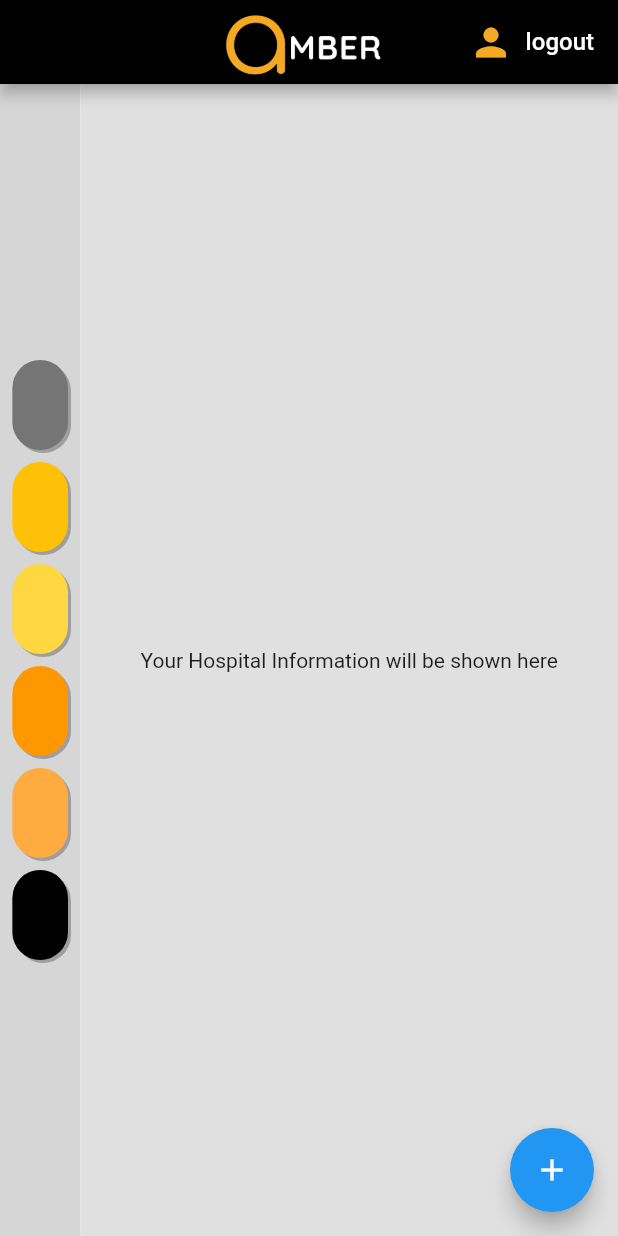
After one commit to Nischal77/amber_Hospital, a Flutter app: the screen it shows once a user with an empty profile is signed in, on a phone screen of 412 x 824 dp. The commit adds this screen. Run offline on Flutter 3.47's test engine with Material 2 defaults, Android fonts, the phone set to English and light mode, and no system bars; our stand-ins replace animated_text_kit, firebase_auth; accounts and stored records are empty.

Commit message:
main scenes

```diff
--- a/lib/auth_screens/welcome.dart
+++ b/lib/auth_screens/welcome.dart
@@ -14,6 +14,7 @@ class Welcome extends StatelessWidget {
           ),
           SizedBox(height: MediaQuery.of(context).size.height * 0.5),
           Container(
+              constraints: BoxConstraints(maxWidth: 500),
               decoration: BoxDecoration(
                   color: Color(0xfff4a925),
                   borderRadius: BorderRadius.circular(10)),
@@ -32,7 +33,7 @@ class Welcome extends StatelessWidget {
           FlatButton(
             onPressed: () {
               //go directly to list of ambulance
-              Navigator.popAndPushNamed(context, "Main");
+              Navigator.popAndPushNamed(context, "Home");
             },
             child: Text("Sign In Anonomously",
                 style: TextStyle(
--- a/lib/auth_screens/wrapper.dart
+++ b/lib/auth_screens/wrapper.dart
@@ -1,5 +1,5 @@
 import 'package:amber_Hospital/auth_screens/welcome.dart';
-import 'package:amber_Hospital/main_screens/main.dart';
+import 'package:amber_Hospital/main_screens/home.dart';
 import 'package:amber_Hospital/model/user.dart';
 import 'package:flutter/material.dart';
 import 'package:provider/provider.dart';
@@ -12,7 +12,7 @@ class Wrapper extends StatelessWidget {
     if (user == null) {
       return Welcome();
     } else {
-      return Main();
+      return Home();
     }
   }
 }
--- a/lib/main.dart
+++ b/lib/main.dart
@@ -1,7 +1,11 @@
 import 'package:amber_Hospital/auth_screens/login.dart';
 import 'package:amber_Hospital/auth_screens/wrapper.dart';
-import 'package:amber_Hospital/main_screens/ambulancelist.dart';
-import 'package:amber_Hospital/main_screens/main.dart';
+import 'package:amber_Hospital/main_screens/ambulance.dart';
+import 'package:amber_Hospital/main_screens/dapartment.dart';
+import 'package:amber_Hospital/main_screens/home.dart';
+import 'package:amber_Hospital/main_screens/doctor.dart';
+import 'package:amber_Hospital/main_screens/notification.dart';
+import 'package:amber_Hospital/main_screens/rooms.dart';
 import 'package:amber_Hospital/services/auth_service.dart';
 import 'package:amber_Hospital/shared/loading.dart';
 import 'package:flutter/material.dart';
@@ -23,10 +27,14 @@ class MyApp extends StatelessWidget {
           routes: {
             "Welcome": (context) => Welcome(),
             "Login": (context) => Login(),
-            "AmbulanceList": (context) => AList(),
+            "Home": (context) => Home(),
             "Wrapper": (context) => Wrapper(),
             "Loading": (context) => Loading(),
-            "Main": (context) => Main()
+            "Doctors": (context) => Doctor(),
+            "Rooms": (context) => Room(),
+            "Department": (context) => Department(),
+            "Ambulance": (context) => Ambulance(),
+            "Notification": (context) => Notifications()
           },
           home: Loading()),
     );
--- /dev/null
+++ b/lib/main_screens/home.dart
@@ -0,0 +1,80 @@
+import 'package:amber_Hospital/main_screens/ambulance.dart';
+import 'package:amber_Hospital/main_screens/dapartment.dart';
+import 'package:amber_Hospital/main_screens/doctor.dart';
+import 'package:amber_Hospital/main_screens/notification.dart';
+import 'package:amber_Hospital/main_screens/rooms.dart';
+import 'package:flutter/material.dart';
+import 'package:amber_Hospital/shared/sidebuttons.dart';
+import 'package:amber_Hospital/services/auth_service.dart';
+import 'package:provider/provider.dart';
+import 'package:amber_Hospital/model/user.dart';
+
+class Home extends StatefulWidget {
+  @override
+  _HomeState createState() => _HomeState();
+}
+
+class _HomeState extends State<Home> {
+  final AuthService _auth = AuthService();
+  int displayScreen = 5;
+  @override
+  Widget build(BuildContext context) {
+    final user = Provider.of<User>(context);
+    return Scaffold(
+      backgroundColor: Colors.grey[300],
+      appBar: AppBar(
+        backgroundColor: Colors.black,
+        title: Container(height: 60, child: Image.asset("assets/logo.png")),
+        centerTitle: true,
+        actions: [
+          FlatButton.icon(
+              onPressed: () async {
+                //if user is not null signout or else pop and go to welcome screen
+                if (user == null) {
+                  Navigator.popAndPushNamed(context, "Welcome");
+                } else
+                  await _auth.signOut();
+              },
+              icon: Icon(Icons.person, color: Color(0xfff4a925), size: 30),
+              label: Text('logout',
+                  style: TextStyle(color: Colors.white, fontSize: 16)))
+        ],
+      ),
+      floatingActionButton: FloatingActionButton(
+        onPressed: () {},
+        child: Icon(Icons.add),
+      ),
+      body: Container(
+        color: Colors.white,
+        child: Row(
+          children: [
+            Sidebuttons(
+              onIconPress: (int icon) {
+                setState(() {
+                  displayScreen = icon;
+                });
+              },
+            ),
+            if (displayScreen == 0)
+              Doctor()
+            else if (displayScreen == 1)
+              Room()
+            else if (displayScreen == 2)
+              Department()
+            else if (displayScreen == 3)
+              Ambulance()
+            else if (displayScreen == 4)
+              Notifications()
+            else if (displayScreen == 5)
+              Container(
+                  width: MediaQuery.of(context).size.width * 0.87,
+                  color: Colors.grey[300],
+                  child: Center(
+                      child:
+                          Text("Your Hospital Information will be shown here")))
+          ],
+        ),
+      ),
+    );
+  }
+}
--- /dev/null
+++ b/lib/model/doctor.dart
@@ -0,0 +1,4 @@
+class Doctor {
+  final String name, department;
+  Doctor({this.name, this.department});
+}
--- /dev/null
+++ b/lib/shared/sidebuttons.dart
@@ -0,0 +1,134 @@
+import 'package:flutter/material.dart';
+
+class Sidebuttons extends StatefulWidget {
+  const Sidebuttons({this.onIconPress});
+  final IconCallBack onIconPress;
+
+  @override
+  _SidebuttonsState createState() => _SidebuttonsState();
+}
+
+class _SidebuttonsState extends State<Sidebuttons> {
+  @override
+  Widget build(BuildContext context) {
+    List<double> width = [
+      MediaQuery.of(context).size.width * 0.09,
+      MediaQuery.of(context).size.width * 0.09,
+      MediaQuery.of(context).size.width * 0.09,
+      MediaQuery.of(context).size.width * 0.09,
+      MediaQuery.of(context).size.width * 0.09
+    ];
+    return Container(
+      color: Colors.grey[350],
+      width: MediaQuery.of(context).size.width * 0.13,
+      child: Column(
+        mainAxisAlignment: MainAxisAlignment.center,
+        children: [
+          InkWell(
+            onTap: () => widget.onIconPress(5),
+            child: AnimatedContainer(
+              margin: EdgeInsets.fromLTRB(0, 4, 0, 4),
+              duration: Duration(milliseconds: 2000),
+              curve: Curves.fastOutSlowIn,
+              width: width[4],
+              height: 60,
+              decoration: BoxDecoration(
+                  color: Colors.grey[600],
+                  borderRadius: BorderRadius.circular(30),
+                  boxShadow: [
+                    BoxShadow(color: Colors.grey, offset: Offset(2, 2)),
+                  ]),
+            ),
+          ),
+          InkWell(
+            onTap: () {
+              setState(() {
+                widget.onIconPress(0);
+                width[0] = MediaQuery.of(context).size.width * 0.1;
+              });
+            },
+            child: AnimatedContainer(
+              margin: EdgeInsets.fromLTRB(0, 4, 0, 4),
+              duration: Duration(milliseconds: 800),
+              curve: Curves.fastOutSlowIn,
+              width: width[0],
+              height: 60,
+              decoration: BoxDecoration(
+                  color: Colors.amber,
+                  borderRadius: BorderRadius.circular(30),
+                  boxShadow: [
+                    BoxShadow(color: Colors.grey, offset: Offset(2, 2)),
+                  ]),
+            ),
+          ),
+          InkWell(
+            onTap: () => widget.onIconPress(1),
+            child: AnimatedContainer(
+              margin: EdgeInsets.fromLTRB(0, 4, 0, 4),
+              duration: Duration(milliseconds: 1100),
+              curve: Curves.fastOutSlowIn,
+              width: width[1],
+              height: 60,
+              decoration: BoxDecoration(
+                  color: Colors.amberAccent,
+                  borderRadius: BorderRadius.circular(30),
+                  boxShadow: [
+                    BoxShadow(color: Colors.grey, offset: Offset(2, 2)),
+                  ]),
+            ),
+          ),
+          InkWell(
+            onTap: () => widget.onIconPress(2),
+            child: AnimatedContainer(
+              margin: EdgeInsets.fromLTRB(0, 4, 0, 4),
+              duration: Duration(milliseconds: 1400),
+              curve: Curves.fastOutSlowIn,
+              width: width[2],
+              height: 60,
+              decoration: BoxDecoration(
+                  color: Colors.orange,
+                  borderRadius: BorderRadius.circular(30),
+                  boxShadow: [
+                    BoxShadow(color: Colors.grey, offset: Offset(2, 2)),
+                  ]),
+            ),
+          ),
+          InkWell(
+            onTap: () => widget.onIconPress(3),
+            child: AnimatedContainer(
+              margin: EdgeInsets.fromLTRB(0, 4, 0, 4),
+              duration: Duration(milliseconds: 1700),
+              curve: Curves.fastOutSlowIn,
+              width: width[3],
+              height: 60,
+              decoration: BoxDecoration(
+                  color: Colors.orangeAccent,
+                  borderRadius: BorderRadius.circular(30),
+                  boxShadow: [
+                    BoxShadow(color: Colors.grey, offset: Offset(2, 2)),
+                  ]),
+            ),
+          ),
+          InkWell(
+            onTap: () => widget.onIconPress(4),
+            child: AnimatedContainer(
+              margin: EdgeInsets.fromLTRB(0, 4, 0, 4),
+              duration: Duration(milliseconds: 2000),
+              curve: Curves.fastOutSlowIn,
+              width: width[4],
+              height: 60,
+              decoration: BoxDecoration(
+                  color: Colors.black,
+                  borderRadius: BorderRadius.circular(30),
+                  boxShadow: [
+                    BoxShadow(color: Colors.grey, offset: Offset(2, 2)),
+                  ]),
+            ),
+          ),
+        ],
+      ),
+    );
+  }
+}
+
+typedef IconCallBack = void Function(int icon);
```
Also changed, not shown: lib/data/doctor.dart (added, +12 -0 lines), lib/main_screens/ambulance.dart (added, +12 -0 lines), lib/main_screens/ambulancedetail.dart (deleted, +0 -82 lines), lib/main_screens/ambulancelist.dart (deleted, +0 -72 lines), lib/main_screens/dapartment.dart (added, +12 -0 lines), lib/main_screens/doctor.dart (added, +80 -0 lines), lib/main_screens/main.dart (deleted, +0 -76 lines), lib/main_screens/notification.dart (added, +12 -0 lines), lib/main_screens/rooms.dart (added, +15 -0 lines).
